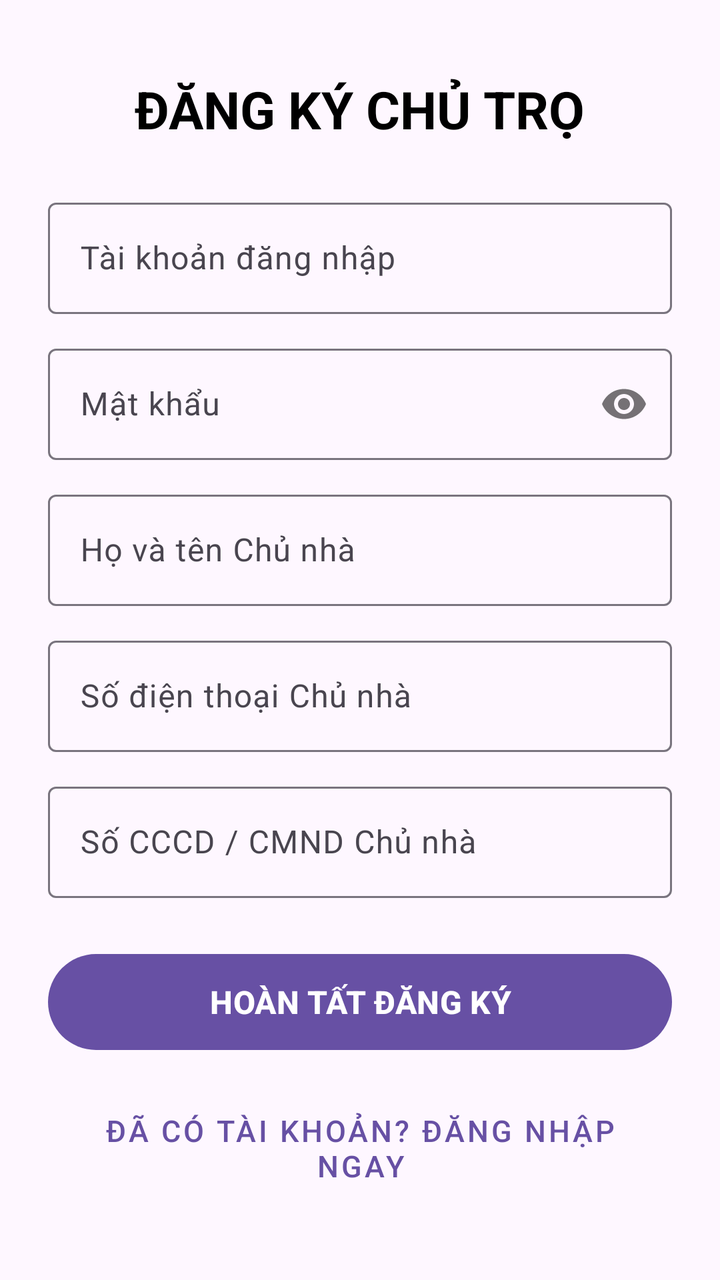
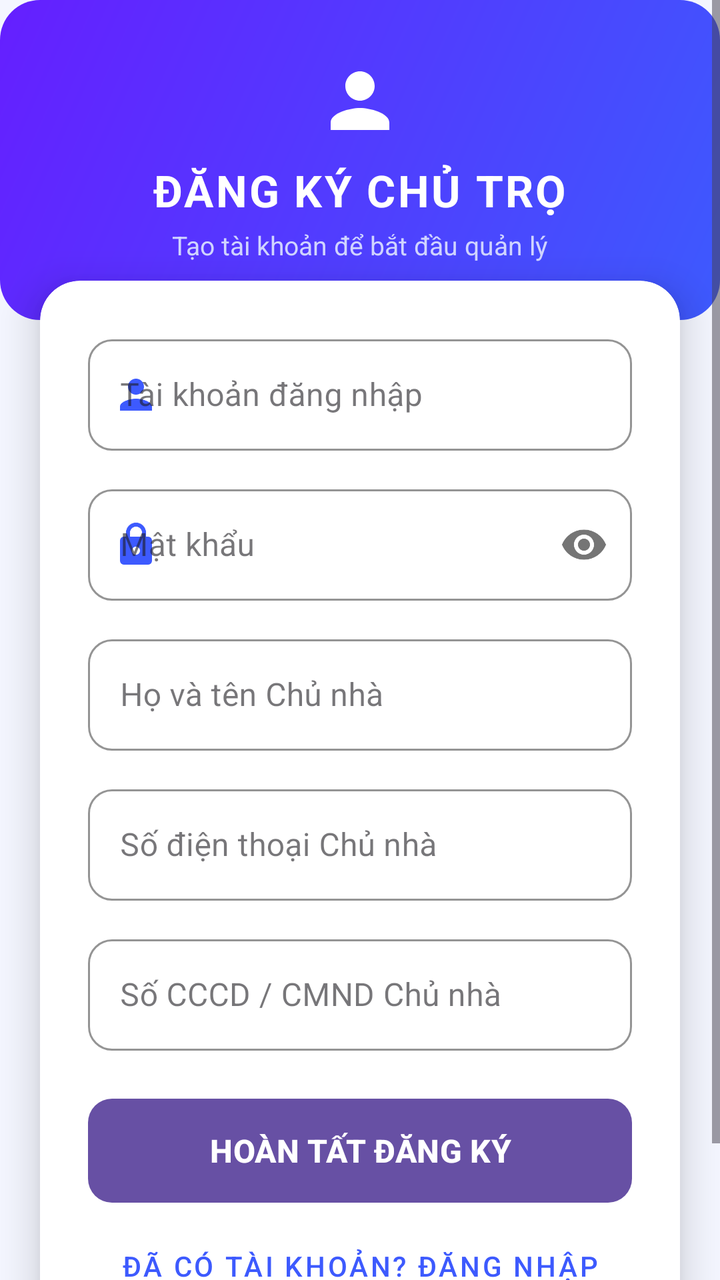

Two renders of the same Android screen: before a commit and after it. Below are the layout's source before the change and the commit's diff.
<!-- AndroidManifest.xml: application theme Theme.Detai1 -->
<!-- res/layout/giaodiendangki.xml -->
<?xml version="1.0" encoding="utf-8"?>
<ScrollView xmlns:android="http://schemas.android.com/apk/res/android"
    xmlns:app="http://schemas.android.com/apk/res-auto"
    android:layout_width="match_parent"
    android:layout_height="match_parent"
    android:fillViewport="true">

    <LinearLayout
        android:layout_width="match_parent"
        android:layout_height="wrap_content"
        android:orientation="vertical"
        android:gravity="center"
        android:padding="24dp">

        <TextView
            android:layout_width="wrap_content"
            android:layout_height="wrap_content"
            android:text="ĐĂNG KÝ CHỦ TRỌ"
            android:textSize="26sp"
            android:textStyle="bold"
            android:layout_marginBottom="24dp"
            android:textColor="@android:color/black"/>

        <com.google.android.material.textfield.TextInputLayout
            android:layout_width="match_parent"
            android:layout_height="wrap_content"
            android:layout_marginBottom="12dp"
            android:hint="Tài khoản đăng nhập">

            <com.google.android.material.textfield.TextInputEditText
                android:id="@+id/txttaikhoan"
                android:layout_width="match_parent"
                android:layout_height="wrap_content"
                android:inputType="textPersonName" />
        </com.google.android.material.textfield.TextInputLayout>

        <com.google.android.material.textfield.TextInputLayout
            android:layout_width="match_parent"
            android:layout_height="wrap_content"
            android:layout_marginBottom="12dp"
            android:hint="Mật khẩu"
            app:passwordToggleEnabled="true">

            <com.google.android.material.textfield.TextInputEditText
                android:id="@+id/txtmatkhau"
                android:layout_width="match_parent"
                android:layout_height="wrap_content"
                android:inputType="textPassword" />
        </com.google.android.material.textfield.TextInputLayout>

        <com.google.android.material.textfield.TextInputLayout
            android:layout_width="match_parent"
            android:layout_height="wrap_content"
            android:layout_marginBottom="12dp"
            android:hint="Họ và tên Chủ nhà">

            <com.google.android.material.textfield.TextInputEditText
                android:id="@+id/txthotenchunha"
                android:layout_width="match_parent"
                android:layout_height="wrap_content"
                android:inputType="textPersonName" />
        </com.google.android.material.textfield.TextInputLayout>

        <com.google.android.material.textfield.TextInputLayout
            android:layout_width="match_parent"
            android:layout_height="wrap_content"
            android:layout_marginBottom="12dp"
            android:hint="Số điện thoại Chủ nhà">

            <com.google.android.material.textfield.TextInputEditText
                android:id="@+id/txtsdtchunha"
                android:layout_width="match_parent"
                android:layout_height="wrap_content"
                android:inputType="phone" />
        </com.google.android.material.textfield.TextInputLayout>

        <com.google.android.material.textfield.TextInputLayout
            android:layout_width="match_parent"
            android:layout_height="wrap_content"
            android:layout_marginBottom="24dp"
            android:hint="Số CCCD / CMND Chủ nhà">

            <com.google.android.material.textfield.TextInputEditText
                android:id="@+id/txtcccdchunha"
                android:layout_width="match_parent"
                android:layout_height="wrap_content"
                android:inputType="number" />
        </com.google.android.material.textfield.TextInputLayout>

        <Button
            android:id="@+id/btndangki"
            android:layout_width="match_parent"
            android:layout_height="56dp"
            android:text="HOÀN TẤT ĐĂNG KÝ"
            android:textSize="16sp"
            android:textStyle="bold"
            android:layout_marginBottom="16dp"/>

        <Button
            android:id="@+id/btnquaylai"
            style="@style/Widget.MaterialComponents.Button.TextButton"
            android:layout_width="match_parent"
            android:layout_height="wrap_content"
            android:text="Đã có tài khoản? Đăng nhập ngay"
            android:textSize="15sp"/>

    </LinearLayout>
</ScrollView>
<!-- resources referenced by this layout -->
<resources>
  <style name="Theme.Detai1" parent="Base.Theme.Detai1" />
  <style name="Base.Theme.Detai1" parent="Theme.Material3.DayNight.NoActionBar">
          
          
      </style>
</resources>

<!-- the commit's change to res/layout/giaodiendangki.xml (unified diff, before → after) -->
@@ -3,106 +3,186 @@
     xmlns:app="http://schemas.android.com/apk/res-auto"
     android:layout_width="match_parent"
     android:layout_height="match_parent"
+    android:background="@color/bg_page"
     android:fillViewport="true">
 
     <LinearLayout
         android:layout_width="match_parent"
         android:layout_height="wrap_content"
-        android:orientation="vertical"
-        android:gravity="center"
-        android:padding="24dp">
+        android:orientation="vertical">
 
-        <TextView
-            android:layout_width="wrap_content"
-            android:layout_height="wrap_content"
-            android:text="ĐĂNG KÝ CHỦ TRỌ"
-            android:textSize="26sp"
-            android:textStyle="bold"
-            android:layout_marginBottom="24dp"
-            android:textColor="@android:color/black"/>
+        
+        <LinearLayout
+            android:layout_width="match_parent"
+            android:layout_height="160dp"
+            android:orientation="vertical"
+            android:gravity="center"
+            android:background="@drawable/bg_header_card_gradient">
 
-        <com.google.android.material.textfield.TextInputLayout
+            <ImageView
+                android:layout_width="44dp"
+                android:layout_height="44dp"
+                android:src="@drawable/ic_person"
+                app:tint="#FFFFFF"
+                android:layout_marginBottom="8dp"/>
+
+            <TextView
+                android:layout_width="wrap_content"
+                android:layout_height="wrap_content"
+                android:text="ĐĂNG KÝ CHỦ TRỌ"
+                android:textSize="22sp"
+                android:textStyle="bold"
+                android:textColor="#FFFFFF"
+                android:letterSpacing="0.05"/>
+
+            <TextView
+                android:layout_width="wrap_content"
+                android:layout_height="wrap_content"
+                android:text="Tạo tài khoản để bắt đầu quản lý"
+                android:textSize="13sp"
+                android:textColor="#D0D4FF"
+                android:layout_marginTop="4dp"/>
+        </LinearLayout>
+
+        
+        <androidx.cardview.widget.CardView
             android:layout_width="match_parent"
             android:layout_height="wrap_content"
-            android:layout_marginBottom="12dp"
-            android:hint="Tài khoản đăng nhập">
+            android:layout_marginHorizontal="20dp"
+            android:layout_marginTop="-20dp"
+            android:layout_marginBottom="24dp"
+            app:cardCornerRadius="20dp"
+            app:cardElevation="12dp"
+            app:cardBackgroundColor="@color/bg_card">
 
-            <com.google.android.material.textfield.TextInputEditText
-                android:id="@+id/txttaikhoan"
+            <LinearLayout
                 android:layout_width="match_parent"
                 android:layout_height="wrap_content"
-                android:inputType="textPersonName" />
-        </com.google.android.material.textfield.TextInputLayout>
+                android:orientation="vertical"
+                android:padding="24dp">
 
-        <com.google.android.material.textfield.TextInputLayout
-            android:layout_width="match_parent"
-            android:layout_height="wrap_content"
-            android:layout_marginBottom="12dp"
-            android:hint="Mật khẩu"
-            app:passwordToggleEnabled="true">
+                <com.google.android.material.textfield.TextInputLayout
+                    style="@style/Widget.MaterialComponents.TextInputLayout.OutlinedBox"
+                    android:layout_width="match_parent"
+                    android:layout_height="wrap_content"
+                    android:layout_marginBottom="14dp"
+                    android:hint="Tài khoản đăng nhập"
+                    app:boxCornerRadiusTopStart="12dp"
+                    app:boxCornerRadiusTopEnd="12dp"
+                    app:boxCornerRadiusBottomStart="12dp"
+                    app:boxCornerRadiusBottomEnd="12dp"
+                    app:boxStrokeColor="@color/primary"
+                    app:startIconDrawable="@drawable/ic_person"
+                    app:startIconTint="@color/primary">
 
-            <com.google.android.material.textfield.TextInputEditText
-                android:id="@+id/txtmatkhau"
-                android:layout_width="match_parent"
-                android:layout_height="wrap_content"
-                android:inputType="textPassword" />
-        </com.google.android.material.textfield.TextInputLayout>
+                    <com.google.android.material.textfield.TextInputEditText
+                        android:id="@+id/txttaikhoan"
+                        android:layout_width="match_parent"
+                        android:layout_height="wrap_content"
+                        android:inputType="textPersonName"/>
+                </com.google.android.material.textfield.TextInputLayout>
 
-        <com.google.android.material.textfield.TextInputLayout
-            android:layout_width="match_parent"
-            android:layout_height="wrap_content"
-            android:layout_marginBottom="12dp"
-            android:hint="Họ và tên Chủ nhà">
+                <com.google.android.material.textfield.TextInputLayout
+                    style="@style/Widget.MaterialComponents.TextInputLayout.OutlinedBox"
+                    android:layout_width="match_parent"
+                    android:layout_height="wrap_content"
+                    android:layout_marginBottom="14dp"
+                    android:hint="Mật khẩu"
+                    app:boxCornerRadiusTopStart="12dp"
+                    app:boxCornerRadiusTopEnd="12dp"
+                    app:boxCornerRadiusBottomStart="12dp"
+                    app:boxCornerRadiusBottomEnd="12dp"
+                    app:boxStrokeColor="@color/primary"
+                    app:startIconDrawable="@drawable/ic_lock"
+                    app:startIconTint="@color/primary"
+                    app:passwordToggleEnabled="true">
 
-            <com.google.android.material.textfield.TextInputEditText
-                android:id="@+id/txthotenchunha"
-                android:layout_width="match_parent"
-                android:layout_height="wrap_content"
-                android:inputType="textPersonName" />
-        </com.google.android.material.textfield.TextInputLayout>
+                    <com.google.android.material.textfield.TextInputEditText
+                        android:id="@+id/txtmatkhau"
+                        android:layout_width="match_parent"
+                        android:layout_height="wrap_content"
+                        android:inputType="textPassword"/>
+                </com.google.android.material.textfield.TextInputLayout>
 
-        <com.google.android.material.textfield.TextInputLayout
-            android:layout_width="match_parent"
-            android:layout_height="wrap_content"
-            android:layout_marginBottom="12dp"
-            android:hint="Số điện thoại Chủ nhà">
+                <com.google.android.material.textfield.TextInputLayout
+                    style="@style/Widget.MaterialComponents.TextInputLayout.OutlinedBox"
+                    android:layout_width="match_parent"
+                    android:layout_height="wrap_content"
+                    android:layout_marginBottom="14dp"
+                    android:hint="Họ và tên Chủ nhà"
+                    app:boxCornerRadiusTopStart="12dp"
+                    app:boxCornerRadiusTopEnd="12dp"
+                    app:boxCornerRadiusBottomStart="12dp"
+                    app:boxCornerRadiusBottomEnd="12dp"
+                    app:boxStrokeColor="@color/primary">
 
-            <com.google.android.material.textfield.TextInputEditText
-                android:id="@+id/txtsdtchunha"
-                android:layout_width="match_parent"
-                android:layout_height="wrap_content"
-                android:inputType="phone" />
-        </com.google.android.material.textfield.TextInputLayout>
+                    <com.google.android.material.textfield.TextInputEditText
+                        android:id="@+id/txthotenchunha"
+                        android:layout_width="match_parent"
+                        android:layout_height="wrap_content"
+                        android:inputType="textPersonName"/>
+                </com.google.android.material.textfield.TextInputLayout>
 
-        <com.google.android.material.textfield.TextInputLayout
-            android:layout_width="match_parent"
-            android:layout_height="wrap_content"
-            android:layout_marginBottom="24dp"
-            android:hint="Số CCCD / CMND Chủ nhà">
+                <com.google.android.material.textfield.TextInputLayout
+                    style="@style/Widget.MaterialComponents.TextInputLayout.OutlinedBox"
+                    android:layout_width="match_parent"
+                    android:layout_height="wrap_content"
+                    android:layout_marginBottom="14dp"
+                    android:hint="Số điện thoại Chủ nhà"
+                    app:boxCornerRadiusTopStart="12dp"
+                    app:boxCornerRadiusTopEnd="12dp"
+                    app:boxCornerRadiusBottomStart="12dp"
+                    app:boxCornerRadiusBottomEnd="12dp"
+                    app:boxStrokeColor="@color/primary">
 
-            <com.google.android.material.textfield.TextInputEditText
-                android:id="@+id/txtcccdchunha"
-                android:layout_width="match_parent"
-                android:layout_height="wrap_content"
-                android:inputType="number" />
-        </com.google.android.material.textfield.TextInputLayout>
+                    <com.google.android.material.textfield.TextInputEditText
+                        android:id="@+id/txtsdtchunha"
+                        android:layout_width="match_parent"
+                        android:layout_height="wrap_content"
+                        android:inputType="phone"/>
+                </com.google.android.material.textfield.TextInputLayout>
 
-        <Button
-            android:id="@+id/btndangki"
-            android:layout_width="match_parent"
-            android:layout_height="56dp"
-            android:text="HOÀN TẤT ĐĂNG KÝ"
-            android:textSize="16sp"
-            android:textStyle="bold"
-            android:layout_marginBottom="16dp"/>
+                <com.google.android.material.textfield.TextInputLayout
+                    style="@style/Widget.MaterialComponents.TextInputLayout.OutlinedBox"
+                    android:layout_width="match_parent"
+                    android:layout_height="wrap_content"
+                    android:layout_marginBottom="24dp"
+                    android:hint="Số CCCD / CMND Chủ nhà"
+                    app:boxCornerRadiusTopStart="12dp"
+                    app:boxCornerRadiusTopEnd="12dp"
+                    app:boxCornerRadiusBottomStart="12dp"
+                    app:boxCornerRadiusBottomEnd="12dp"
+                    app:boxStrokeColor="@color/primary">
 
-        <Button
-            android:id="@+id/btnquaylai"
-            style="@style/Widget.MaterialComponents.Button.TextButton"
-            android:layout_width="match_parent"
-            android:layout_height="wrap_content"
-            android:text="Đã có tài khoản? Đăng nhập ngay"
-            android:textSize="15sp"/>
+                    <com.google.android.material.textfield.TextInputEditText
+                        android:id="@+id/txtcccdchunha"
+                        android:layout_width="match_parent"
+                        android:layout_height="wrap_content"
+                        android:inputType="number"/>
+                </com.google.android.material.textfield.TextInputLayout>
+
+                <Button
+                    android:id="@+id/btndangki"
+                    android:layout_width="match_parent"
+                    android:layout_height="52dp"
+                    android:text="HOÀN TẤT ĐĂNG KÝ"
+                    android:textSize="16sp"
+                    android:textStyle="bold"
+                    android:textColor="#FFFFFF"
+                    android:background="@drawable/btn_primary_rounded"
+                    android:layout_marginBottom="12dp"
+                    android:stateListAnimator="@null"/>
+
+                <Button
+                    android:id="@+id/btnquaylai"
+                    style="@style/Widget.MaterialComponents.Button.TextButton"
+                    android:layout_width="match_parent"
+                    android:layout_height="wrap_content"
+                    android:text="Đã có tài khoản? Đăng nhập ngay"
+                    android:textSize="14sp"
+                    android:textColor="@color/primary"/>
+            </LinearLayout>
+        </androidx.cardview.widget.CardView>
 
     </LinearLayout>
 </ScrollView>
<!-- resource entries referenced after the edit -->
@@ -1,5 +1,51 @@
 <!-- resources referenced by this layout -->
 <resources>
+  <color name="bg_card">#FFFFFF</color>
+  <color name="bg_page">#F4F6FF</color>
+  <color name="primary">#3D5AFE</color>
+  <!-- drawable bg_header_card_gradient (drawable) -->
+  <?xml version="1.0" encoding="utf-8"?>
+  <shape xmlns:android="http://schemas.android.com/apk/res/android"
+      android:shape="rectangle">
+      <gradient
+          android:startColor="#3D5AFE"
+          android:endColor="#651FFF"
+          android:angle="135"
+          android:type="linear"/>
+      <corners android:radius="20dp"/>
+  </shape>
+  <!-- drawable btn_primary_rounded (drawable) -->
+  <?xml version="1.0" encoding="utf-8"?>
+  <shape xmlns:android="http://schemas.android.com/apk/res/android"
+      android:shape="rectangle">
+      <gradient
+          android:startColor="#3D5AFE"
+          android:endColor="#651FFF"
+          android:angle="135"/>
+      <corners android:radius="12dp"/>
+  </shape>
+  <!-- drawable ic_lock (drawable) -->
+  <?xml version="1.0" encoding="utf-8"?>
+  <vector xmlns:android="http://schemas.android.com/apk/res/android"
+      android:width="24dp"
+      android:height="24dp"
+      android:viewportWidth="24"
+      android:viewportHeight="24">
+      <path
+          android:fillColor="#FF000000"
+          android:pathData="M18,8h-1V6c0,-2.76 -2.24,-5 -5,-5S7,3.24 7,6v2H6c-1.1,0 -2,0.9 -2,2v10c0,1.1 0.9,2 2,2h12c1.1,0 2,-0.9 2,-2V10c0,-1.1 -0.9,-2 -2,-2zM12,17c-1.1,0 -2,-0.9 -2,-2s0.9,-2 2,-2 2,0.9 2,2 -0.9,2 -2,2zM9,8V6c0,-1.66 1.34,-3 3,-3s3,1.34 3,3v2H9z" />
+  </vector>
+  <!-- drawable ic_person (drawable) -->
+  <?xml version="1.0" encoding="utf-8"?>
+  <vector xmlns:android="http://schemas.android.com/apk/res/android"
+      android:width="24dp"
+      android:height="24dp"
+      android:viewportWidth="24"
+      android:viewportHeight="24">
+      <path
+          android:fillColor="#FF000000"
+          android:pathData="M12,12c2.21,0 4,-1.79 4,-4s-1.79,-4 -4,-4 -4,1.79 -4,4 1.79,4 4,4zM12,14c-2.67,0 -8,1.34 -8,4v2h16v-2c0,-2.66 -5.33,-4 -8,-4z" />
+  </vector>
   <style name="Theme.Detai1" parent="Base.Theme.Detai1" />
   <style name="Base.Theme.Detai1" parent="Theme.Material3.DayNight.NoActionBar">
           
